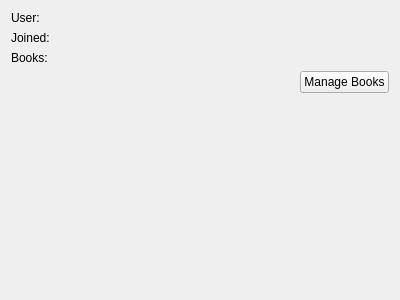
First picture: the form in userwidget.ui, repository WawrzyniecKorzen/LibraryManagementSystem, before the edit.
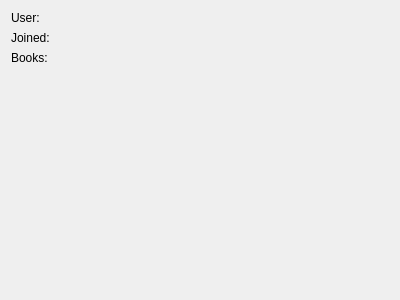
Second picture: the form after the edit.

Commit message: usersadminwidget includes button for managing books (migrated from userwidget)

Diff of the .ui file:
```diff
--- a/userwidget.ui
+++ b/userwidget.ui
@@ -15,7 +15,7 @@
   </property>
   <layout class="QVBoxLayout" name="verticalLayout">
    <item>
-    <layout class="QGridLayout" name="gridLayout" columnstretch="0,100,0">
+    <layout class="QGridLayout" name="gridLayout" columnstretch="0,0,0">
      <item row="0" column="0">
       <widget class="QLabel" name="userLabel">
        <property name="sizePolicy">
@@ -29,13 +29,6 @@
        </property>
       </widget>
      </item>
-     <item row="1" column="0">
-      <widget class="QLabel" name="joinedLabel">
-       <property name="text">
-        <string>Joined:</string>
-       </property>
-      </widget>
-     </item>
      <item row="2" column="0">
       <widget class="QLabel" name="booksLabel">
        <property name="text">
@@ -43,13 +36,6 @@
        </property>
       </widget>
      </item>
-     <item row="0" column="1" colspan="2">
-      <widget class="QLabel" name="userName">
-       <property name="text">
-        <string/>
-       </property>
-      </widget>
-     </item>
      <item row="1" column="1" colspan="2">
       <widget class="QLabel" name="joinedDate">
        <property name="text">
@@ -57,13 +43,6 @@
        </property>
       </widget>
      </item>
-     <item row="3" column="2">
-      <widget class="QPushButton" name="manageBooksButton">
-       <property name="text">
-        <string>Manage Books</string>
-       </property>
-      </widget>
-     </item>
      <item row="2" column="1" colspan="2">
       <widget class="QLabel" name="booksListLabel">
        <property name="text">
@@ -71,6 +50,20 @@
        </property>
       </widget>
      </item>
+     <item row="1" column="0">
+      <widget class="QLabel" name="joinedLabel">
+       <property name="text">
+        <string>Joined:</string>
+       </property>
+      </widget>
+     </item>
+     <item row="0" column="1" colspan="2">
+      <widget class="QLabel" name="userName">
+       <property name="text">
+        <string/>
+       </property>
+      </widget>
+     </item>
     </layout>
    </item>
    <item>
```
The commit also changes 2 other files.
